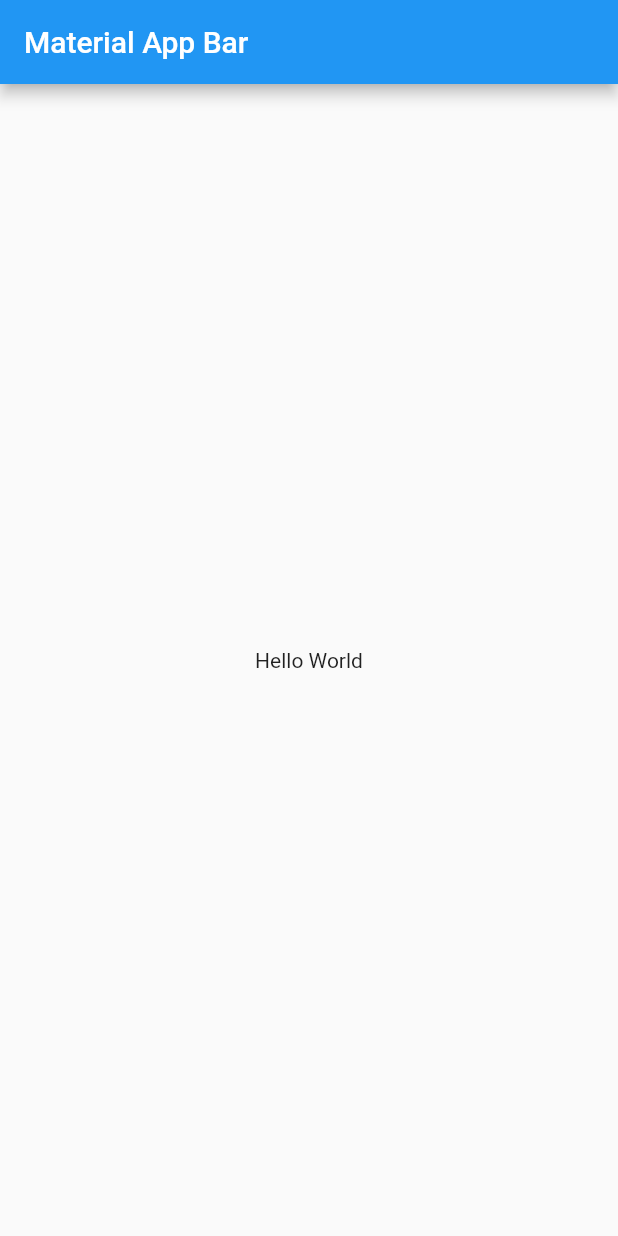
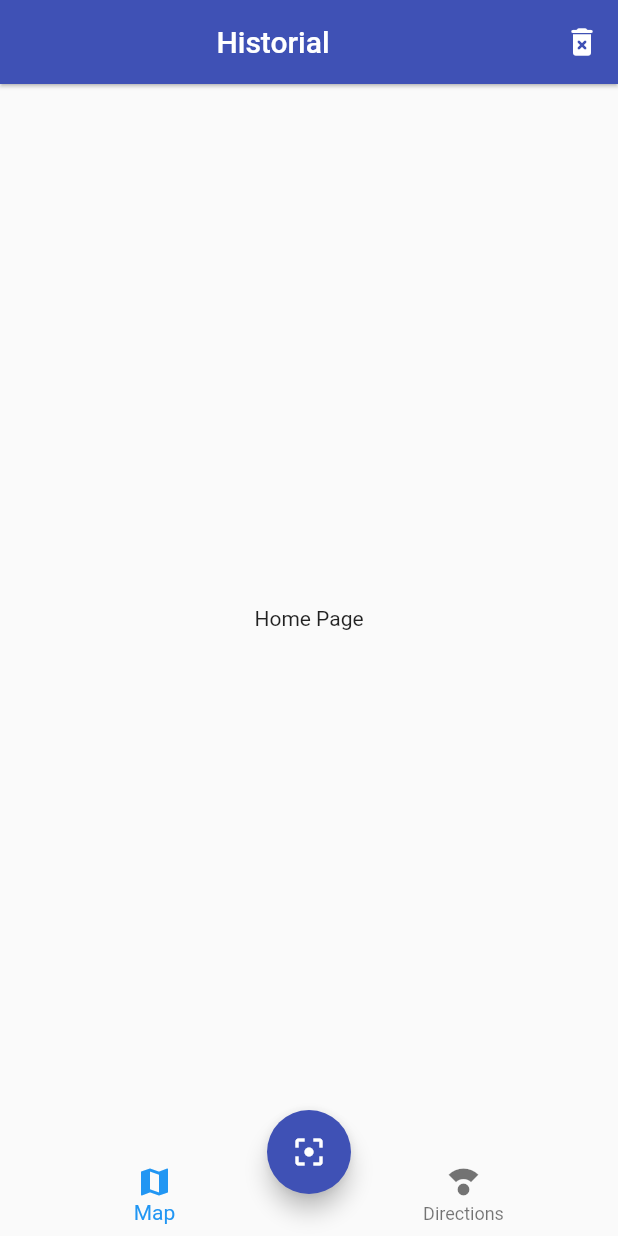
Before and after one commit to Turyfay/qr-app, a Flutter app: the screen it shows after launch, on a phone screen of 412 x 824 dp. Run offline on Flutter 3.47's test engine with Material 2 defaults, Android fonts, the phone set to English and light mode, and no system bars.

Commit message:
desing app

```diff
--- a/lib/main.dart
+++ b/lib/main.dart
@@ -1,22 +1,29 @@
 import 'package:flutter/material.dart';
+import 'package:qr_app/screens/home_screen.dart';
+import 'package:qr_app/screens/map_screen.dart';
 
 void main() => runApp(MyApp());
 
 class MyApp extends StatelessWidget {
   @override
   Widget build(BuildContext context) {
-    return MaterialApp(
-      title: 'Material App',
-      home: Scaffold(
-        appBar: AppBar(
-          title: Text('Material App Bar'),
+    return  MaterialApp(
+      debugShowCheckedModeBanner: false,
+      title: 'QR Code Scanner',
+      initialRoute: 'home',
+      routes: {
+        'home': (context) => HomePage(),
+        'map': (context) => MapPage(),
+      },
+      theme: ThemeData(
+        primaryColor: Colors.indigo,
+        floatingActionButtonTheme: const FloatingActionButtonThemeData(
+          backgroundColor: Colors.indigo,
         ),
-        body: Center(
-          child: Container(
-            child: Text('Hello World'),
+        appBarTheme: const AppBarTheme(
+          color: Colors.indigo,
           ),
         ),
-      ),
     );
   }
 }
--- /dev/null
+++ b/lib/screens/home_screen.dart
@@ -0,0 +1,26 @@
+import 'package:flutter/material.dart';
+import 'package:qr_app/widgets/custom_navigator_bar.dart';
+import 'package:qr_app/widgets/scan_bottom.dart';
+
+class HomePage extends StatelessWidget {
+  const HomePage({Key? key}) : super(key: key);
+
+  @override
+  Widget build(BuildContext context) {
+    return Scaffold(
+      appBar: AppBar(
+        elevation: 1,
+        title: const Center (child:Text('Historial')),
+        actions: [
+          IconButton(onPressed: (){}, icon: const Icon(Icons.delete_forever_rounded)),
+        ],
+      ),
+      body: const Center(
+        child: Text('Home Page'),
+      ),
+      bottomNavigationBar: const CustomNavigationBar(),
+      floatingActionButton: const ScanBottom(),
+      floatingActionButtonLocation: FloatingActionButtonLocation.centerDocked,
+    );
+  }
+}
--- /dev/null
+++ b/lib/screens/map_screen.dart
@@ -0,0 +1,10 @@
+import 'package:flutter/material.dart';
+
+class MapPage extends StatelessWidget {
+  const MapPage({Key? key}) : super(key: key);
+
+  @override
+  Widget build(BuildContext context) {
+    return Container();
+  }
+}
--- /dev/null
+++ b/lib/widgets/custom_navigator_bar.dart
@@ -0,0 +1,15 @@
+import 'package:flutter/material.dart';
+
+class CustomNavigationBar extends StatelessWidget {
+  const CustomNavigationBar({Key? key}) : super(key: key);
+
+  @override
+  Widget build(BuildContext context) {
+    return BottomNavigationBar(
+      elevation: 0,
+      items: [
+        BottomNavigationBarItem(icon: Icon(Icons.map),label: 'Map'),
+        BottomNavigationBarItem(icon:Icon(Icons.compass_calibration), label: 'Directions'),
+    ]);
+  }
+}
--- /dev/null
+++ b/lib/widgets/scan_bottom.dart
@@ -0,0 +1,14 @@
+import 'package:flutter/material.dart';
+
+class ScanBottom extends StatelessWidget {
+  const ScanBottom({Key? key}) : super(key: key);
+
+  @override
+  Widget build(BuildContext context) {
+    return FloatingActionButton(
+      //elevation: 00,
+      onPressed: () {},
+      child: const Icon(Icons.filter_center_focus)
+      );
+  }
+}
```
